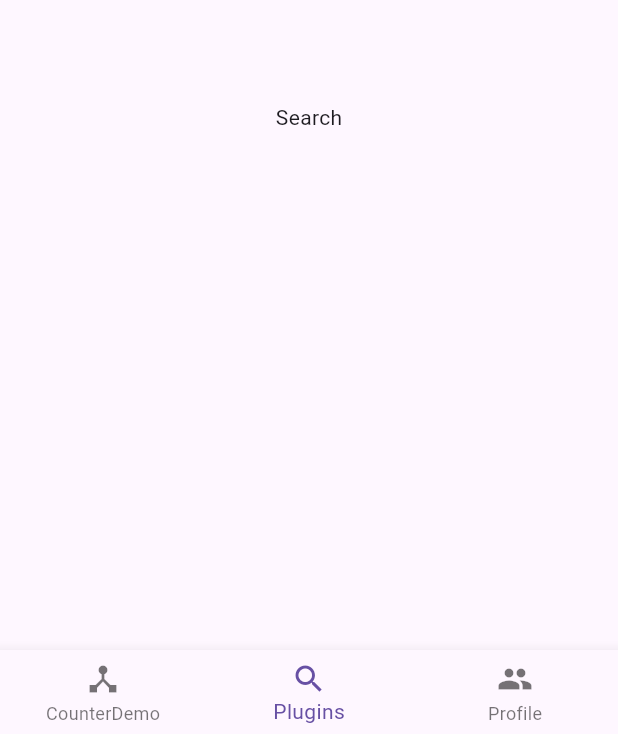
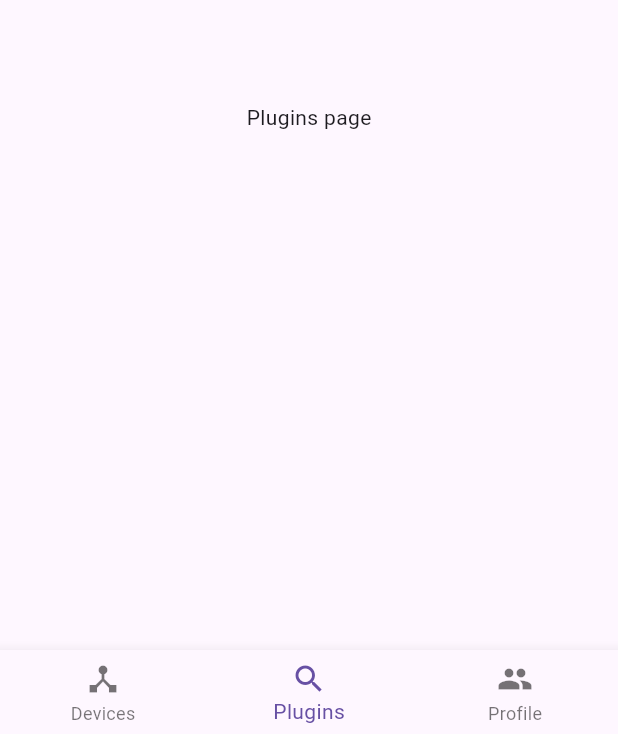
Before and after one commit to IoannTerrible/Hyperion.Flutter, a Flutter app: the MyHomePage screen opened directly, item 2 of the bottom bar chosen, on a phone screen of 412 x 824 dp. Shown: the part 499-1233 px from the top of the screen. Run offline on Flutter 3.47's test engine with Material 3 defaults, Android fonts, the phone set to English and light mode, and no system bars.

Commit message:
UpdateHome Application

```diff
--- a/SandBox/demo_for_lessons/lib/main.dart
+++ b/SandBox/demo_for_lessons/lib/main.dart
@@ -16,6 +16,7 @@ class FlutterDemo extends StatelessWidget{
 
 }
 
+
 class HomeScreen extends StatelessWidget {
   const HomeScreen({super.key});
 
--- a/lib/main.dart
+++ b/lib/main.dart
@@ -69,9 +69,12 @@ class _MyHomePageState extends State<MyHomePage> {
   }
 
   late final List<Widget> _pages = [
-    _CounterPage(counterGetter: () => _counter),
-    const Center(child: Text('Search')),
-    const Center(child: Text('Profile')),
+    DevicePage(
+      counter: _counter,
+      onIncrement: _incrementCounter,
+    ),
+    const PluginsPage(),
+    const ProfilePage(),
   ];
 
 
@@ -104,7 +107,7 @@ class _MyHomePageState extends State<MyHomePage> {
         items: const
       [BottomNavigationBarItem(
         icon: Icon(Icons.device_hub),
-        label: 'CounterDemo',
+        label: 'Devices',
         ),
         BottomNavigationBarItem(
         icon: Icon(Icons.search),
@@ -114,20 +117,20 @@ class _MyHomePageState extends State<MyHomePage> {
         icon: Icon(Icons.people),
         label: 'Profile',
         ),
-        ]),
-      floatingActionButton: _currentIndex == 0 ? FloatingActionButton(
-      onPressed: _incrementCounter,
-      tooltip: 'Increment',
-      child: const Icon(Icons.add)
-      ): null,
+        ])
     );
   }
 }
 
-class _CounterPage extends StatelessWidget {
-  final int Function() counterGetter;
+class DevicePage extends StatelessWidget {
+  final int counter;
+  final VoidCallback onIncrement;
 
-  const _CounterPage({required this.counterGetter});
+  const DevicePage({
+    super.key,
+    required this.counter,
+    required this.onIncrement,
+  });
 
   @override
   Widget build(BuildContext context) {
@@ -137,7 +140,7 @@ class _CounterPage extends StatelessWidget {
         children: [
           const Text('You have pushed the button this many times:'),
           Text(
-            '${counterGetter()}',
+            '$counter',
             style: Theme.of(context).textTheme.headlineMedium,
           ),
         ],
@@ -145,3 +148,25 @@ class _CounterPage extends StatelessWidget {
     );
   }
 }
+
+class PluginsPage extends StatelessWidget {
+  const PluginsPage({super.key});
+
+  @override
+  Widget build(BuildContext context) {
+    return const Center(
+      child: Text('Plugins page'),
+    );
+  }
+}
+
+class ProfilePage extends StatelessWidget {
+  const ProfilePage({super.key});
+
+  @override
+  Widget build(BuildContext context) {
+    return const Center(
+      child: Text('Profile page'),
+    );
+  }
+}
```
